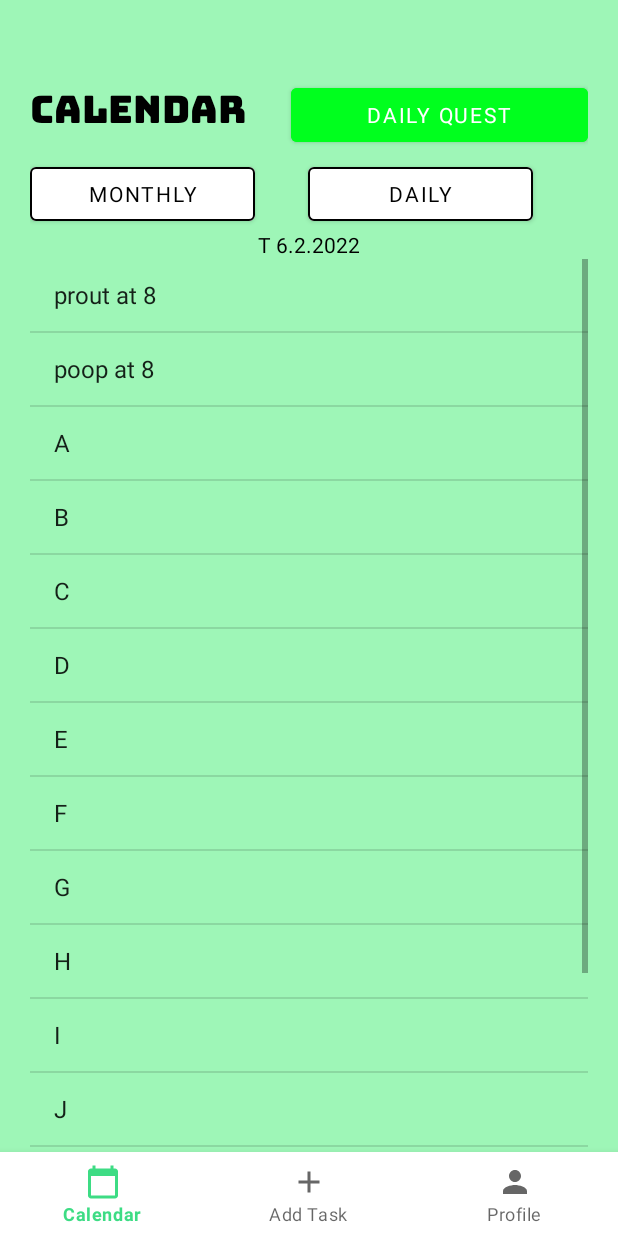
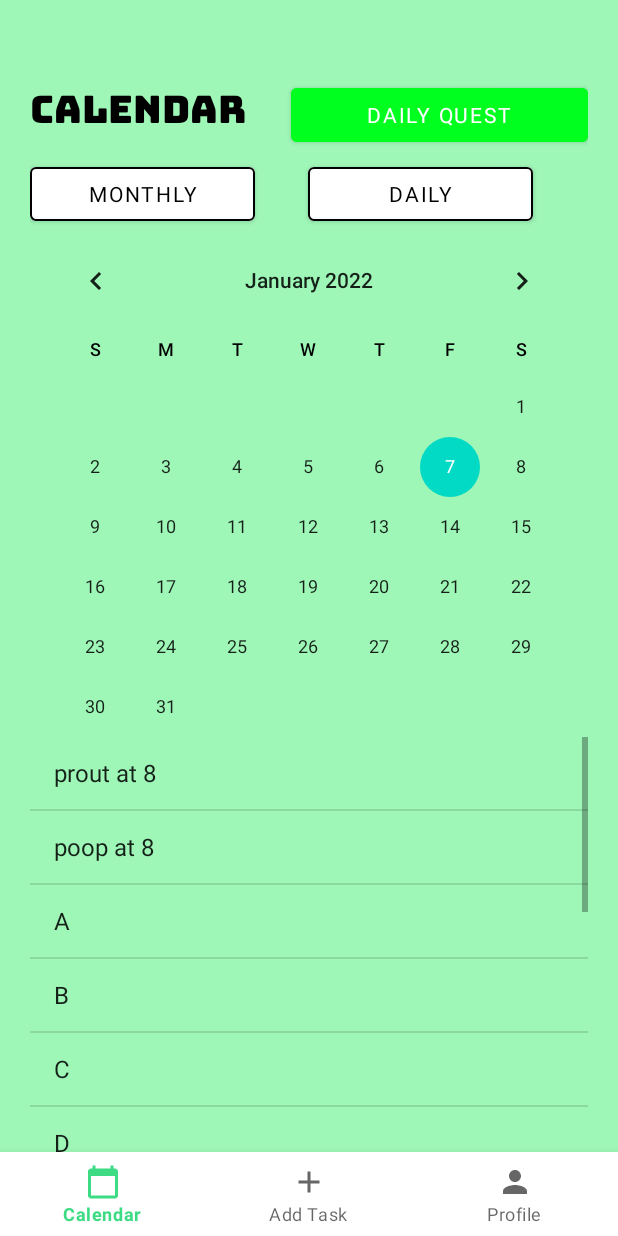
Before and after one commit to ETS-Android4/QuestCalendarApp, an Android app: the CalendarFragment screen opened directly, with no data from a screen before it, on a phone screen of 412 x 824 dp. Run offline under Robolectric (Android 15) with nearby library versions, the light colour scheme and no system bars; our stand-ins replace navigation-ui; Roboto replaces fonts that are not available here.

Commit message:
daily and monthly views buttons in calendar fragment

```diff
--- a/QuestCalendar/app/src/main/java/com/example/questcalendar/ui/home/CalendarFragment.java
+++ b/QuestCalendar/app/src/main/java/com/example/questcalendar/ui/home/CalendarFragment.java
@@ -23,6 +23,12 @@ import com.example.questcalendar.databinding.FragmentCalendarBinding;
 
 public class CalendarFragment extends Fragment {
 
+    public final static int MONTHLY_VIEW_STATE = 0;
+    public final static int DAILY_VIEW_STATE = 1;
+
+    private int viewState;
+    private Button monthly;
+    private Button daily;
     private CalendarViewModel homeViewModel;
     private FragmentCalendarBinding binding;
     Button dailyQuest;
@@ -34,6 +40,58 @@ public class CalendarFragment extends Fragment {
 
         binding = FragmentCalendarBinding.inflate(inflater, container, false);
         View root = binding.getRoot();
+
+        //Display the monthly view
+        viewState = MONTHLY_VIEW_STATE;
+        //to use a fragment in a fragment
+        getChildFragmentManager().beginTransaction()
+                .setReorderingAllowed(true)
+                .add(R.id.frequency_view_fragment, MonthlyViewFragment.class, null)
+                .commit();
+
+        //Go to daily view
+
+        daily = (Button) root.findViewById(R.id.daily_view_button);
+        daily.setOnClickListener(new View.OnClickListener() {
+
+            @Override
+            public void onClick(View arg0) {
+
+                if (viewState==MONTHLY_VIEW_STATE) {
+
+                    //if (savedInstanceState == null) {
+                    Bundle bundle = new Bundle();
+                    bundle.putInt("day_of_month", 6);
+                    bundle.putInt("month", 1);
+                    bundle.putInt("year", 2022);
+                    bundle.putChar("day_of_weak", 'T');
+
+                    getChildFragmentManager().beginTransaction()
+                            .setReorderingAllowed(true)
+                            .replace(R.id.frequency_view_fragment, DailyViewFragment.class, bundle)
+                            .commit();
+                    //}
+                }
+            }
+        });
+
+        monthly = (Button) root.findViewById(R.id.monthly_view_button);
+        monthly.setOnClickListener(new View.OnClickListener() {
+
+            @Override
+            public void onClick(View arg0) {
+
+
+
+                    getChildFragmentManager().beginTransaction()
+                            .setReorderingAllowed(true)
+                            .replace(R.id.frequency_view_fragment, MonthlyViewFragment.class, null)
+                            .commit();
+
+
+            }
+        });
+
 
         //Go to daily quest
         dailyQuest = (Button) root.findViewById(R.id.daily_quest_button);
@@ -58,31 +116,14 @@ public class CalendarFragment extends Fragment {
 
         /*
         //Monthly
-        //to use a fragment in a fragment
-        getChildFragmentManager().beginTransaction()
-                .setReorderingAllowed(true)
-                .add(R.id.frequency_view_fragment, MonthlyViewFragment.class, null)
-                .commit();
 
-        return root;
 
          */
 
 
         //Daily
         //to use a fragment in a fragment
-        if (savedInstanceState == null) {
-            Bundle bundle = new Bundle();
-            bundle.putInt("day_of_month",6);
-            bundle.putInt("month",1);
-            bundle.putInt("year",2022);
-            bundle.putChar("day_of_weak",'T');
 
-            getChildFragmentManager().beginTransaction()
-                    .setReorderingAllowed(true)
-                    .add(R.id.frequency_view_fragment, DailyViewFragment.class, bundle)
-                    .commit();
-        }
 
         return root;
 
```
